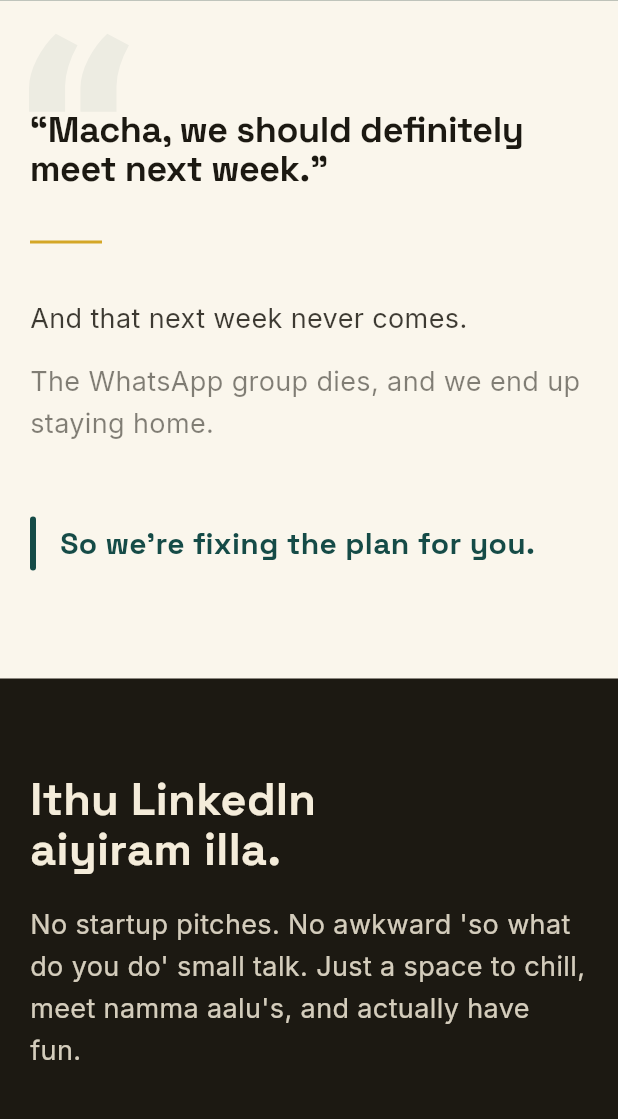
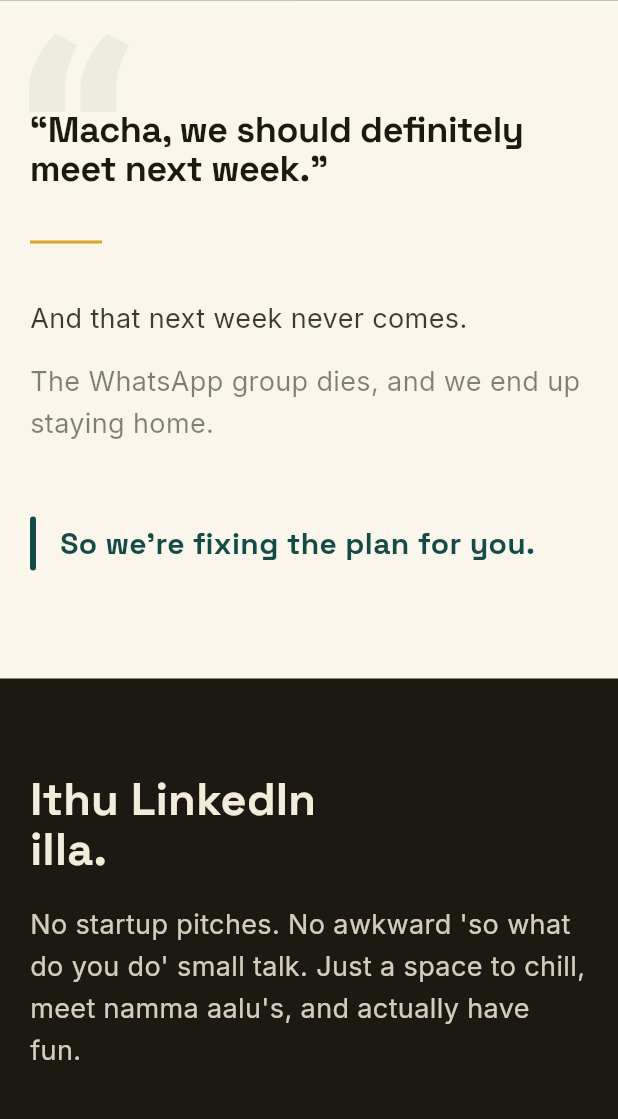
Before and after one commit to shalini-jeyra/tamil_social_club, a Flutter app: the screen it shows after launch, scrolled down 576 dp, on a phone screen of 412 x 824 dp, the part 115-1234 px from its top. Run offline on Flutter 3.47's test engine with Material 3 defaults, Android fonts, the phone set to English and light mode, and no system bars; our stand-ins replace go_router, google_fonts, share_plus.

Commit message:
fix: correct Tamil translation error

```diff
--- a/lib/pages/home/widgets/what_tsc_is_section.dart
+++ b/lib/pages/home/widgets/what_tsc_is_section.dart
@@ -61,7 +61,7 @@ class WhatTscIsSection extends StatelessWidget {
       crossAxisAlignment: CrossAxisAlignment.start,
       children: [
         Text(
-          "Ithu LinkedIn\naiyiram illa.",
+          "Ithu LinkedIn\nilla.",
           style: AppTextStyles.display(
             color: AppColors.cream,
             size: isMobile ? 30 : 42,
```
Also changed, not shown: 1 other file.
